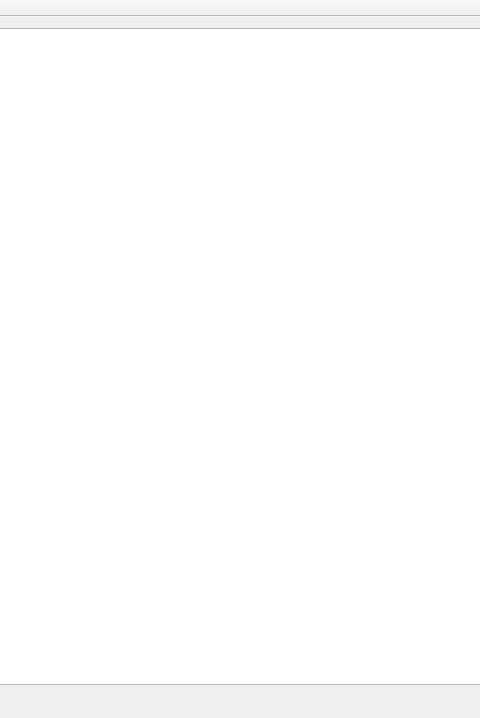
Above: mainwindow.ui from laodino/VIDEOTOTEXT before the change; both pictures show x 443 to 923 and y 0 to 718 of the 1366 by 718 pixel window. Below: the same form after it.
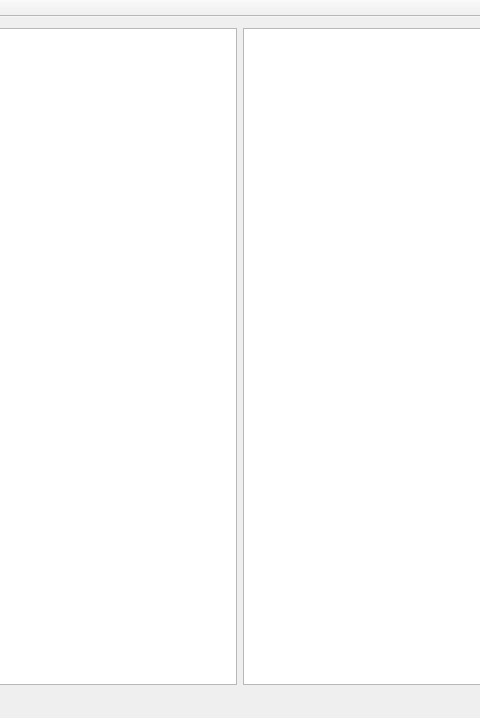
That is the form after the change.

The edit to the form file:
```diff
--- a/mainwindow.ui
+++ b/mainwindow.ui
@@ -26,7 +26,9 @@
     </font>
    </property>
    <layout class="QGridLayout" name="gridLayout">
-    <item row="0" column="0">
+    <item row="0" column="1">
+     <layout class="QHBoxLayout" name="horizontalLayout_2">
+      <item>
      <layout class="QVBoxLayout" name="verticalLayout">
       <item>
        <widget class="QPlainTextEdit" name="plainTextEdit">
@@ -52,6 +54,15 @@
       </item>
      </layout>
     </item>
+      <item>
+       <layout class="QVBoxLayout" name="verticalLayout_3">
+        <item>
+         <widget class="QGraphicsView" name="graphicsView"/>
+        </item>
+       </layout>
+      </item>
+     </layout>
+    </item>
    </layout>
   </widget>
   <widget class="QMenuBar" name="menuBar">
```
Left out of the diff: 2 changed lines with no effect on the pictures. Lines whose indentation alone changed are shown as unchanged.
